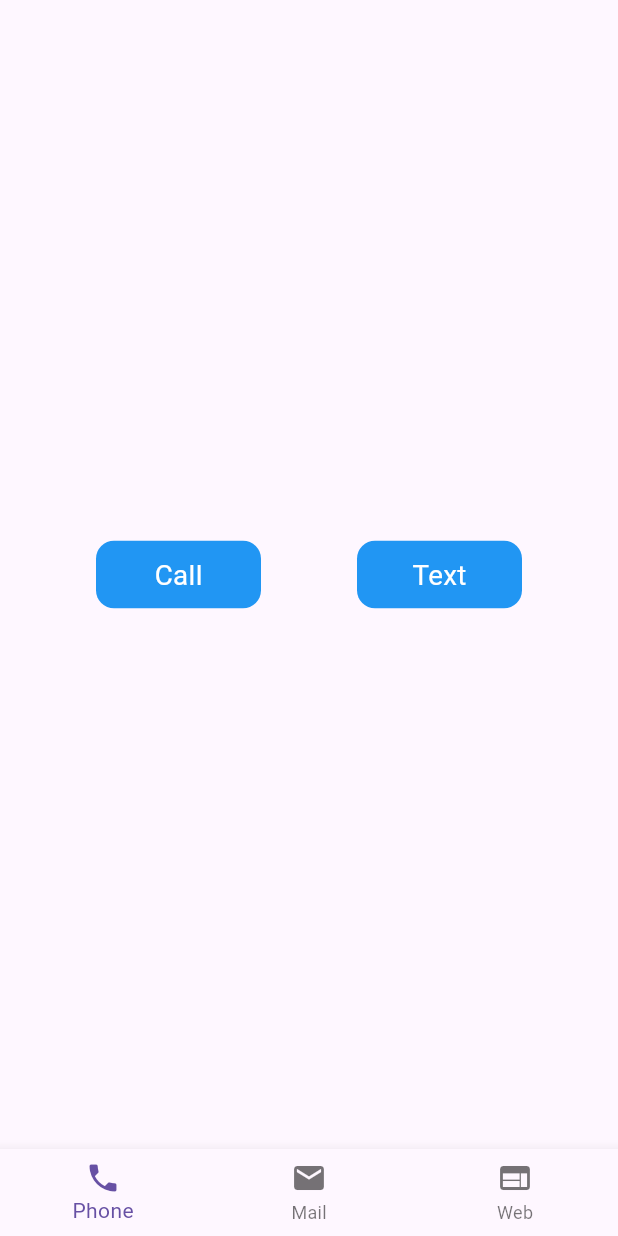
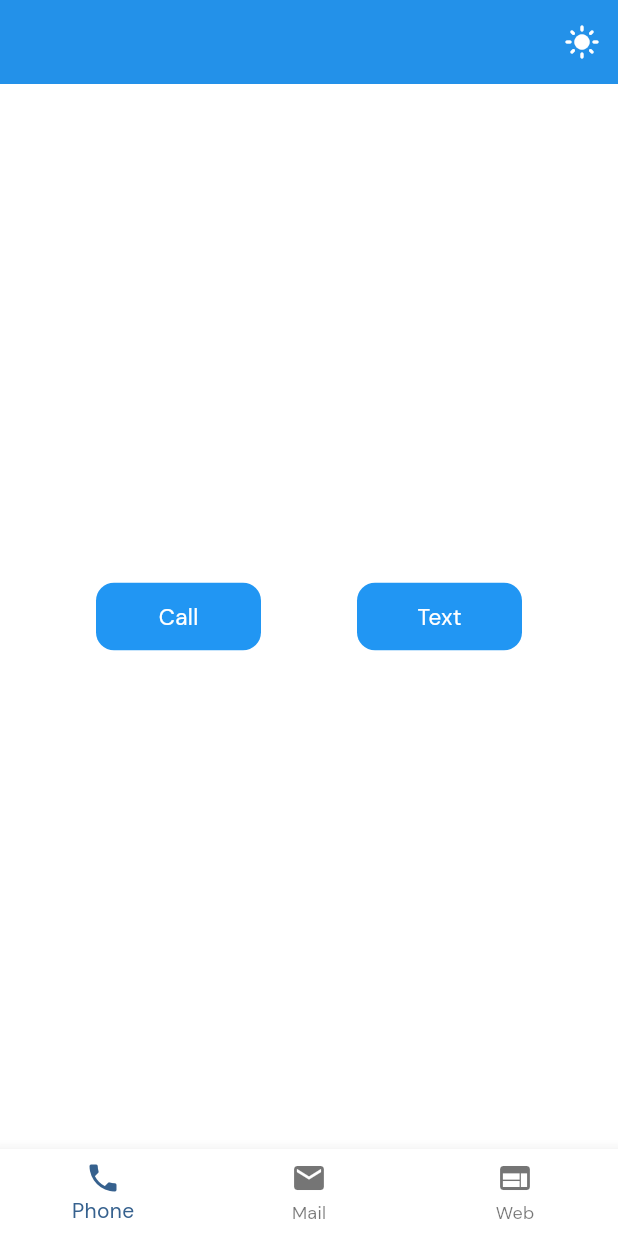
Before and after one commit to Galadima3/lucii, a Flutter app: the screen it shows after launch, on a phone screen of 412 x 824 dp. Run offline on Flutter 3.47's test engine with Material 3 defaults, Android fonts, the phone set to English and light mode, and no system bars; our stand-ins replace flutter_riverpod, google_fonts.

Commit message:
6th Commit
Theming - 100% || Minor Refactoring

```diff
--- a/lib/main.dart
+++ b/lib/main.dart
@@ -1,28 +1,26 @@
 import 'package:flutter/material.dart';
 import 'package:flutter_riverpod/flutter_riverpod.dart';
 
-import 'package:lucii/mail/mail_screen.dart';
-import 'package:lucii/phone/phone_screen.dart';
-import 'package:lucii/web/web_screen.dart';
+import 'package:lucii/src/features/mail/mail_screen.dart';
+import 'package:lucii/src/features/phone/phone_screen.dart';
+import 'package:lucii/src/features/web/web_screen.dart';
+import 'package:lucii/src/theming/custom_theme.dart';
 
 void main() {
   runApp(const ProviderScope(child: MyApp()));
 }
 
-class MyApp extends StatelessWidget {
+class MyApp extends ConsumerWidget {
   const MyApp({Key? key}) : super(key: key);
-
-  // This widget is the root of your application.
   @override
-  Widget build(BuildContext context) {
-    return  MaterialApp(
+  Widget build(BuildContext context, WidgetRef ref) {
+    final theme = ref.watch(themeModeProvider);
+    return MaterialApp(
       debugShowCheckedModeBanner: false,
+      theme: CustomTheme.lightThemeData(context),
+      darkTheme: CustomTheme.darkThemeData(context),
+      themeMode: theme ? ThemeMode.light : ThemeMode.dark,
       home: App(),
-
-      //TODO
-      //1. Add BottomNavBar for each function
-      //2. change background color
-      //3. ensure it works
     );
   }
 }
@@ -41,7 +39,19 @@ class App extends ConsumerWidget {
   @override
   Widget build(BuildContext context, WidgetRef ref) {
     final bottomNavBarIndex = ref.watch(bottomNavbarIndexProvider);
+    final themeMode = ref.watch(themeModeProvider);
     return Scaffold(
+      appBar: AppBar(
+        actions: [
+          IconButton(
+              onPressed: () => ref
+                  .read(themeModeProvider.notifier)
+                  .update((state) => !state),
+              icon: themeMode
+                  ? const Icon(Icons.light_mode)
+                  : const Icon(Icons.dark_mode))
+        ],
+      ),
       bottomNavigationBar: BottomNavigationBar(
         currentIndex: bottomNavBarIndex,
         onTap: (value) => ref
--- a/lib/phone/phone_screen.dart
+++ b/lib/src/features/phone/phone_screen.dart
@@ -1,6 +1,6 @@
 import 'package:flutter/material.dart';
 import 'package:flutter_riverpod/flutter_riverpod.dart';
-import 'package:lucii/shared/fancy_button.dart';
+import 'package:lucii/src/features/shared/fancy_button.dart';
 import 'package:url_launcher/url_launcher.dart';
 
 final phoneDigitsProvider = StateProvider<String>((ref) => "+2348108130598");
--- a/lib/shared/fancy_button.dart
+++ b/lib/src/features/shared/fancy_button.dart
@@ -23,7 +23,7 @@ class FancyButton extends StatelessWidget {
         child: Center(
             child: Text(
           text,
-          style: const TextStyle(color: Colors.white, fontSize: 18.5),
+          style: Theme.of(context).textTheme.bodyMedium
         )),
       ),
     );
--- a/lib/web/web_screen.dart
+++ b/lib/src/features/web/web_screen.dart
@@ -10,7 +10,9 @@ class WebScreen extends ConsumerWidget {
   Future<void> openURL(String site) async {
     final Uri url = Uri(scheme: 'https', host: site);
     if (await canLaunchUrl(url)) {
-      await launchUrl(url, mode: LaunchMode.inAppWebView, browserConfiguration: BrowserConfiguration(showTitle: true));
+      await launchUrl(url,
+          mode: LaunchMode.inAppWebView,
+          browserConfiguration: const BrowserConfiguration(showTitle: true));
     } else {
       throw 'Could not open $url';
     }
--- /dev/null
+++ b/lib/src/theming/custom_theme.dart
@@ -0,0 +1,90 @@
+import 'package:flutter/material.dart';
+import 'package:flutter_riverpod/flutter_riverpod.dart';
+import 'package:google_fonts/google_fonts.dart';
+
+class CustomTheme {
+  static ThemeData lightThemeData(BuildContext context) {
+    return ThemeData(
+      colorScheme: ColorScheme.fromSeed(
+        seedColor: Colors.blue,
+        surface: Colors.white,
+        error: Colors.red,
+        onTertiary: Colors.orange,
+      ),
+      appBarTheme: const AppBarTheme(
+        color: Colors.blue,
+        //shadowColor: Colors.red,
+        elevation: 5,
+        foregroundColor: Colors.white,
+      ),
+      fontFamily: GoogleFonts.openSans().fontFamily,
+      textTheme: TextTheme(
+        displayLarge: const TextStyle(
+          fontSize: 72,
+          fontWeight: FontWeight.bold,
+        ),
+        titleLarge: GoogleFonts.nunito(
+          fontWeight: FontWeight.bold,
+          color: Colors.white,
+        ),
+        titleMedium: GoogleFonts.kanit(
+          fontWeight: FontWeight.bold,
+          color: Colors.black,
+        ),
+        titleSmall: GoogleFonts.kanit(
+          fontWeight: FontWeight.bold,
+          color: Colors.black,
+        ),
+        bodyMedium: GoogleFonts.dmSans(
+          color: Colors.white,
+          fontSize: 15
+        ),
+      ),
+    );
+  }
+
+  static ThemeData darkThemeData(BuildContext context) {
+    return ThemeData(
+      colorScheme: ColorScheme.fromSeed(
+        seedColor: Colors.blue,
+        brightness: Brightness.dark,
+        surface: Colors.grey[850]!,
+        error: Colors.red[400]!,
+        onTertiary: Colors.orange[200]!,
+      ),
+      appBarTheme: AppBarTheme(
+        color: Colors.blue[800],
+        shadowColor: Colors.red,
+        elevation: 5,
+        foregroundColor: Colors.white,
+      ),
+      fontFamily: GoogleFonts.openSans().fontFamily,
+      textTheme: TextTheme(
+        displayLarge: const TextStyle(
+          fontSize: 72,
+          fontWeight: FontWeight.bold,
+          color: Colors.white,
+        ),
+        titleLarge: GoogleFonts.nunito(
+          fontWeight: FontWeight.bold,
+          color: Colors.white,
+        ),
+        titleMedium: GoogleFonts.kanit(
+          fontWeight: FontWeight.bold,
+          color: Colors.white,
+        ),
+        titleSmall: GoogleFonts.kanit(
+          fontWeight: FontWeight.bold,
+          color: Colors.white,
+        ),
+        bodyMedium: GoogleFonts.dmSans(
+          color: Colors.white,
+          fontSize: 15
+        ),
+      ),
+    );
+  }
+}
+
+
+final themeModeProvider = StateProvider<bool>((ref) => true);
--- a/pubspec.yaml
+++ b/pubspec.yaml
@@ -36,6 +36,7 @@ dependencies:
   cupertino_icons: ^1.0.2
   url_launcher: ^6.1.5
   flutter_riverpod: ^2.5.1
+  google_fonts: ^6.2.1
 
 dev_dependencies:
   flutter_test:
```
Also changed, not shown: lib/src/features/mail/mail_screen.dart (renamed from lib/mail/mail_screen.dart), lib/src/features/shared/legacy_code.dart (renamed from lib/shared/legacy_code.dart), pubspec.lock.
